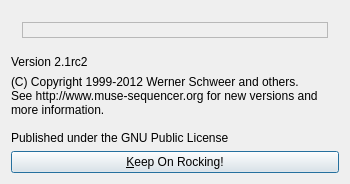
Before: the Qt Designer form muse2/muse/widgets/aboutbox.ui in emrum/muse, drawn with Qt 5.
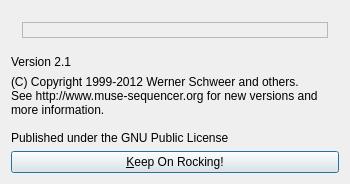
After: the same form once the commit is applied.

```diff
--- a/muse2/muse/widgets/aboutbox.ui
+++ b/muse2/muse/widgets/aboutbox.ui
@@ -48,7 +48,7 @@
    <item>
     <widget class="QLabel" name="versionLabel">
      <property name="text">
-      <string>Version 2.1rc2</string>
+      <string>Version 2.1</string>
      </property>
      <property name="wordWrap">
       <bool>false</bool>
```
